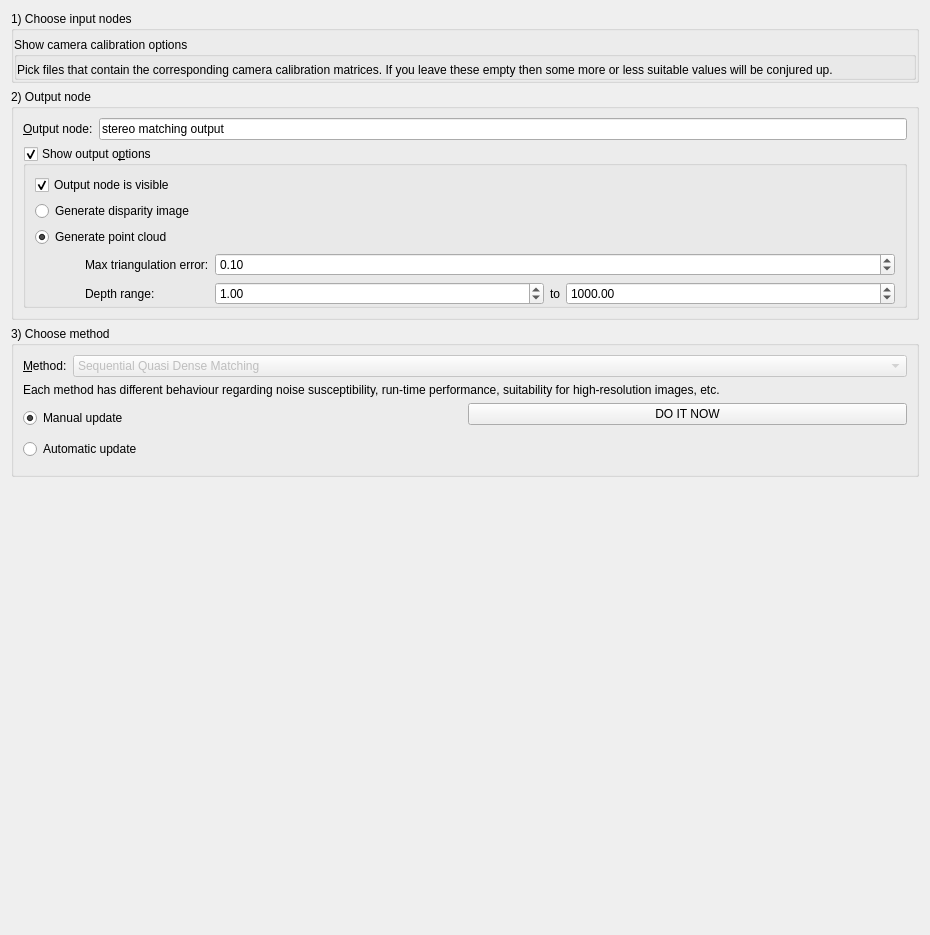
The window that Code/Gui/MITK/Plugins/uk.ac.ucl.cmic.igisurfacerecon/src/internal/SurfaceReconViewWidget.ui (NifTK/NifTK) describes before a commit, drawn with Qt 5.
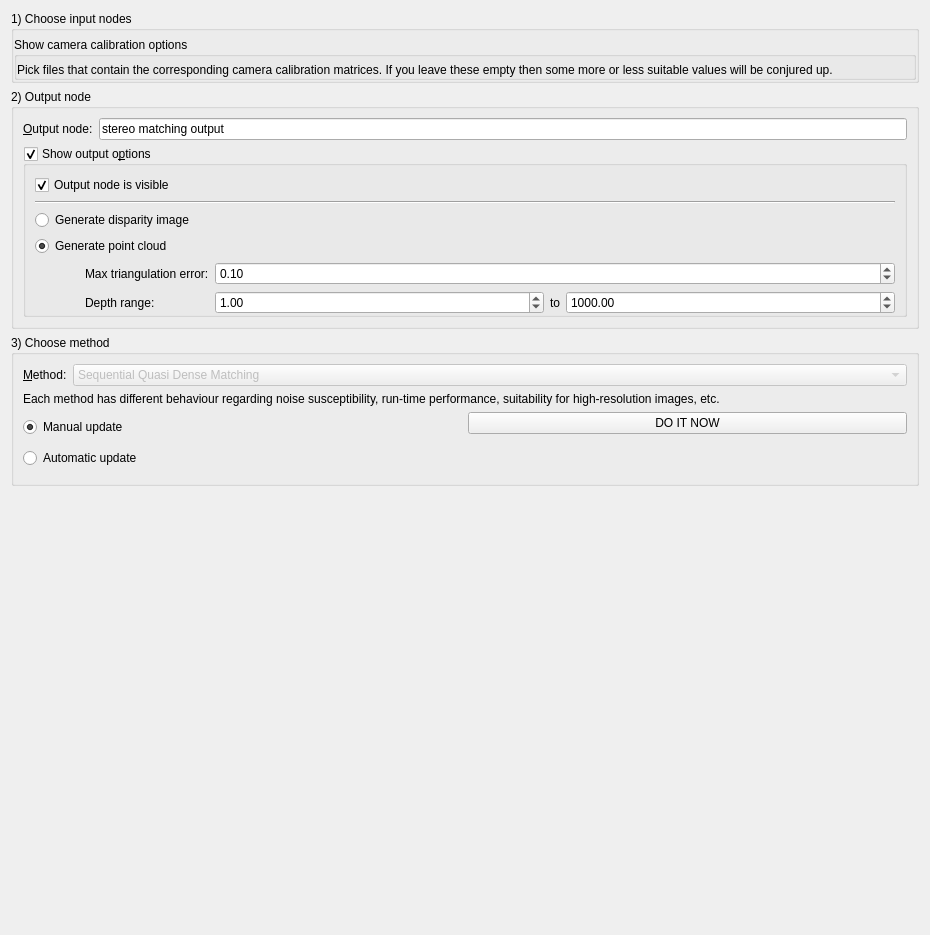
The same window after the commit. Custom widgets are drawn as their Qt base class.

Commit message: Bug #2943: add visual separator

```diff
--- a/Code/Gui/MITK/Plugins/uk.ac.ucl.cmic.igisurfacerecon/src/internal/SurfaceReconViewWidget.ui
+++ b/Code/Gui/MITK/Plugins/uk.ac.ucl.cmic.igisurfacerecon/src/internal/SurfaceReconViewWidget.ui
@@ -119,14 +119,31 @@
            </property>
            <item row="1" column="0">
             <widget class="QWidget" name="outputoptionsdummypanel" native="true">
-             <layout class="QFormLayout" name="formLayout_5">
-              <property name="fieldGrowthPolicy">
-               <enum>QFormLayout::AllNonFixedFieldsGrow</enum>
-              </property>
+             <layout class="QVBoxLayout" name="verticalLayout_5">
               <property name="margin">
                <number>0</number>
               </property>
-              <item row="2" column="0">
+              <item>
+               <widget class="QCheckBox" name="OutputNodeIsVisibleCheckBox">
+                <property name="toolTip">
+                 <string>If disabled the node will be invisible wrt rendering.</string>
+                </property>
+                <property name="text">
+                 <string>Output node is visible</string>
+                </property>
+                <property name="checked">
+                 <bool>true</bool>
+                </property>
+               </widget>
+              </item>
+              <item>
+               <widget class="Line" name="line">
+                <property name="orientation">
+                 <enum>Qt::Horizontal</enum>
+                </property>
+               </widget>
+              </item>
+              <item>
                <widget class="QRadioButton" name="GenerateDisparityImageRadioBox">
                 <property name="text">
                  <string>Generate disparity image</string>
@@ -136,7 +153,7 @@
                 </property>
                </widget>
               </item>
-              <item row="3" column="0">
+              <item>
                <widget class="QRadioButton" name="GeneratePointCloudRadioBox">
                 <property name="enabled">
                  <bool>true</bool>
@@ -149,7 +166,7 @@
                 </property>
                </widget>
               </item>
-              <item row="4" column="0" colspan="2">
+              <item>
                <layout class="QHBoxLayout" name="horizontalLayout_4">
                 <item>
                  <widget class="QWidget" name="m_PointCloudOptionsWidget" native="true">
@@ -250,19 +267,6 @@
                 </item>
                </layout>
               </item>
-              <item row="1" column="0">
-               <widget class="QCheckBox" name="OutputNodeIsVisibleCheckBox">
-                <property name="toolTip">
-                 <string>If disabled the node will be invisible wrt rendering.</string>
-                </property>
-                <property name="text">
-                 <string>Output node is visible</string>
-                </property>
-                <property name="checked">
-                 <bool>true</bool>
-                </property>
-               </widget>
-              </item>
              </layout>
             </widget>
            </item>
```
